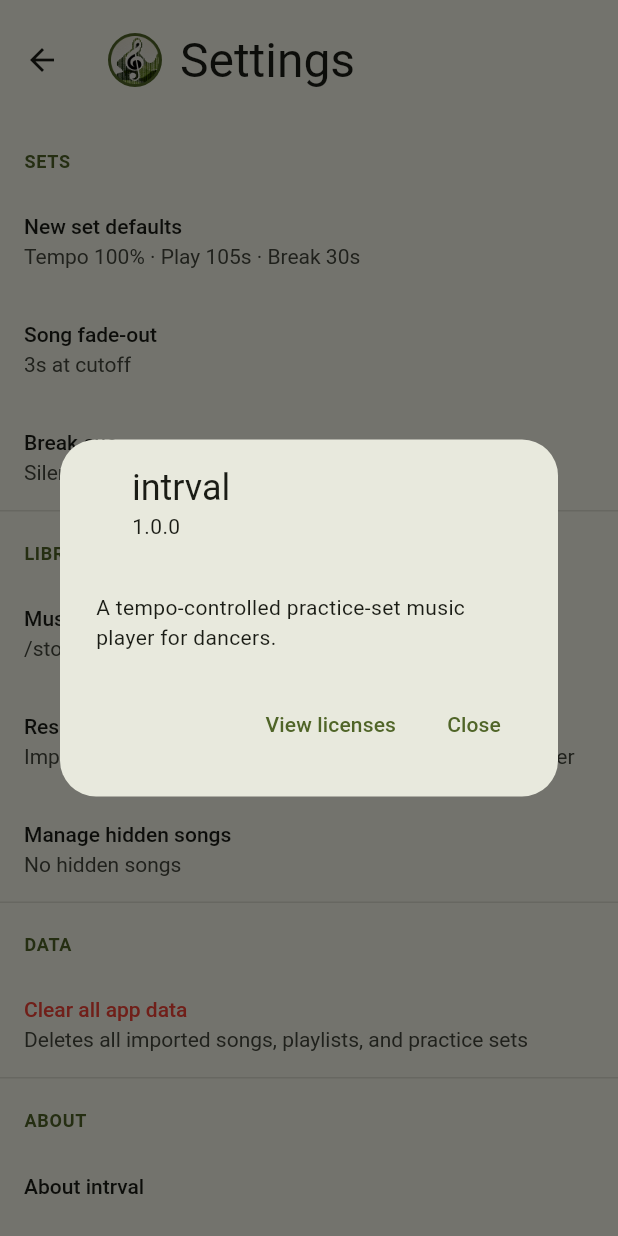
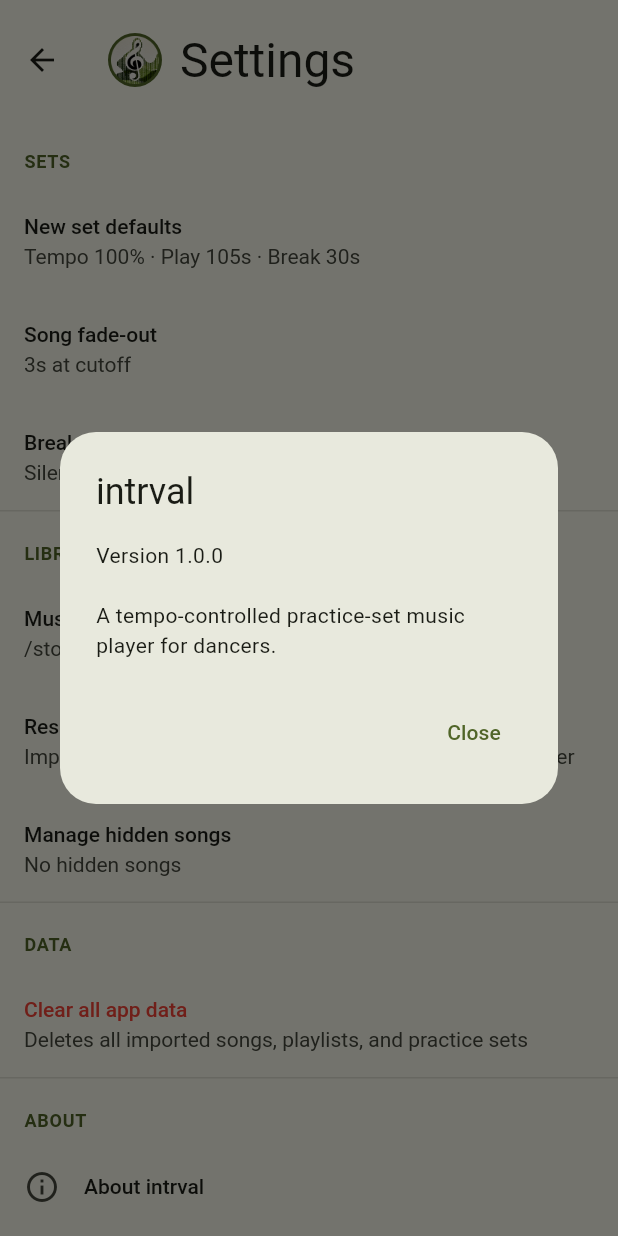
Before and after one commit to redevined/intrval-music-player, a Flutter app: the SettingsScreen screen opened directly, after a tap on "About intrval", on a phone screen of 412 x 824 dp. Run offline on Flutter 3.47's test engine with Material 3 defaults, Android fonts, the phone set to English and light mode, and no system bars; our stand-ins replace audio_service, drift, flutter_riverpod, just_audio, permission_handler, shared_preferences; missing offline and left inert: audiotags, just_waveform, saf; accounts and stored records are empty; generated files the repository leaves out were written again.

```diff
--- a/lib/features/player/practice_session_screen.dart
+++ b/lib/features/player/practice_session_screen.dart
@@ -177,6 +177,7 @@
           ? null
           : TempoSlider(
               percent: session.tempoPercent,
+              baseBpm: session.currentSong?.bpmManual ?? session.currentSong?.bpmDetected,
               onChanged: (percent) {
                 // The marker's remaining distance is covered at the new
                 // tempo, not the old one, so it has to be re-projected from
--- a/lib/features/settings/settings_screen.dart
+++ b/lib/features/settings/settings_screen.dart
@@ -333,12 +333,25 @@
           ),
           const Divider(),
           const _SectionHeader('About'),
-          const AboutListTile(
-            applicationName: 'intrval',
-            applicationVersion: '1.0.0',
-            aboutBoxChildren: [
-              Text('A tempo-controlled practice-set music player for dancers.'),
-            ],
+          ListTile(
+            leading: const Icon(Icons.info_outline),
+            title: const Text('About intrval'),
+            onTap: () => showDialog<void>(
+              context: context,
+              builder: (context) => AlertDialog(
+                title: const Text('intrval'),
+                content: const Text(
+                  'Version 1.0.0\n\n'
+                  'A tempo-controlled practice-set music player for dancers.',
+                ),
+                actions: [
+                  TextButton(
+                    onPressed: () => Navigator.of(context).pop(),
+                    child: const Text('Close'),
+                  ),
+                ],
+              ),
+            ),
           ),
         ],
       ),
```
Also changed, not shown: lib/features/player/standard_player_screen.dart (+2 -5 lines), lib/widgets/tempo_slider.dart (+18 -0 lines), 2 other files.
